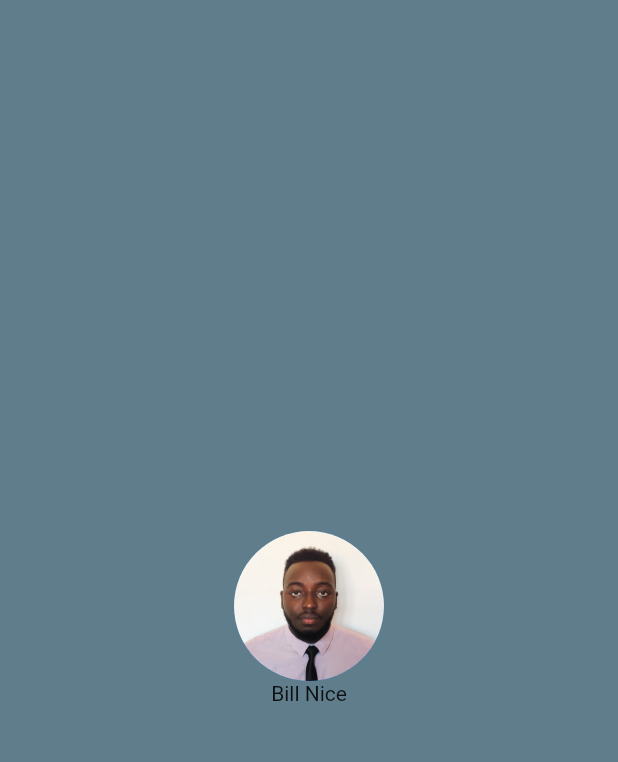
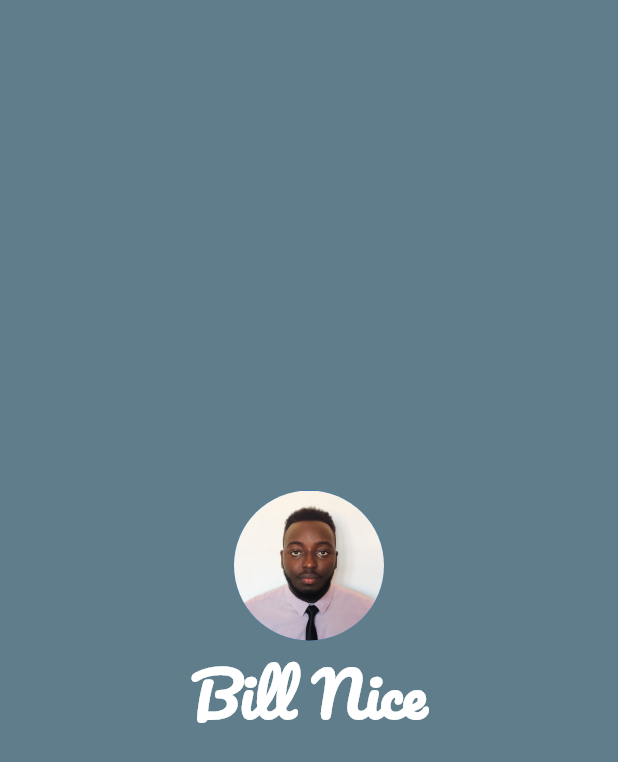
Before and after one commit to billnice250/mi_card, a Flutter app: the screen it shows after launch, on a phone screen of 412 x 824 dp. Shown: the top 762 px of the screen. Run offline on Flutter 3.47's test engine with Material 2 defaults, Android fonts, the phone set to English and light mode, and no system bars.

Commit message:
first commit
Signed-off-by: billnice250 <billnicejig@gmail.com>

```diff
--- a/lib/main.dart
+++ b/lib/main.dart
@@ -22,6 +22,11 @@ class MyApp extends StatelessWidget {
               ),
               Text(
                 'Bill Nice',
+                style: TextStyle(
+                    fontFamily: 'Pacifico',
+                    fontSize: 40.0,
+                    color: Colors.white,
+                    fontWeight: FontWeight.bold),
               ),
               Container(
                 width: double.infinity,
--- a/pubspec.yaml
+++ b/pubspec.yaml
@@ -21,3 +21,7 @@ flutter:
   uses-material-design: true
   assets:
     - images/
+  fonts:
+    - family: Pacifico
+      fonts:
+        - asset: fonts/Pacifico-Regular.ttf
```
Also changed, not shown: fonts/Pacifico-Regular.ttf (added).
